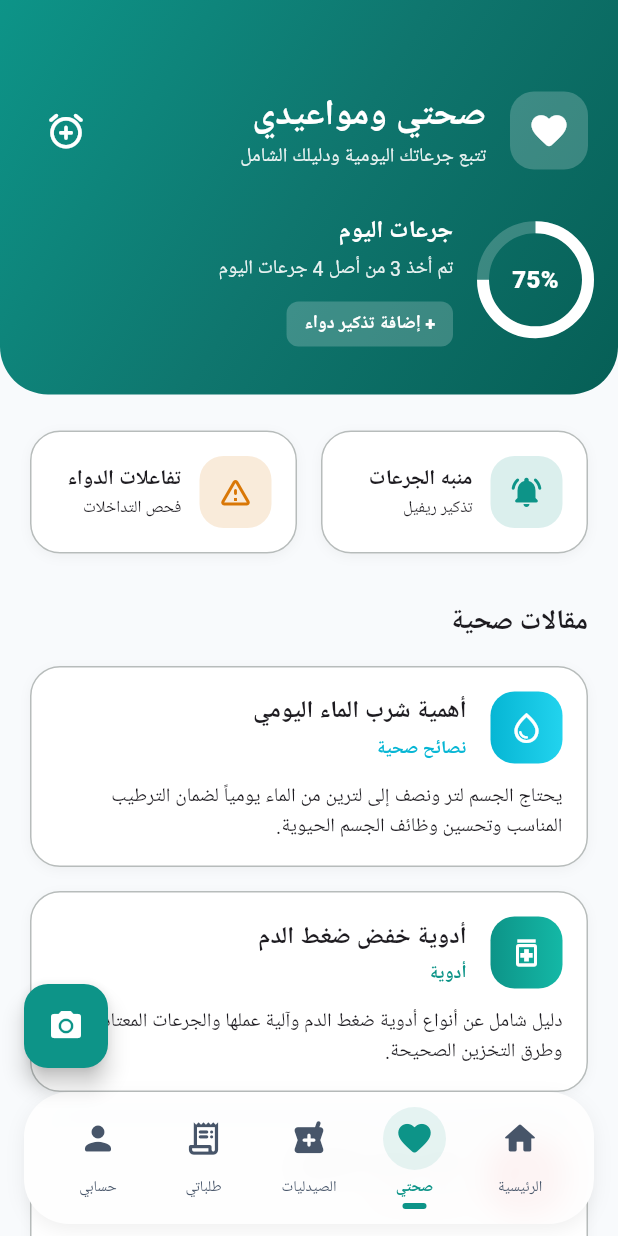
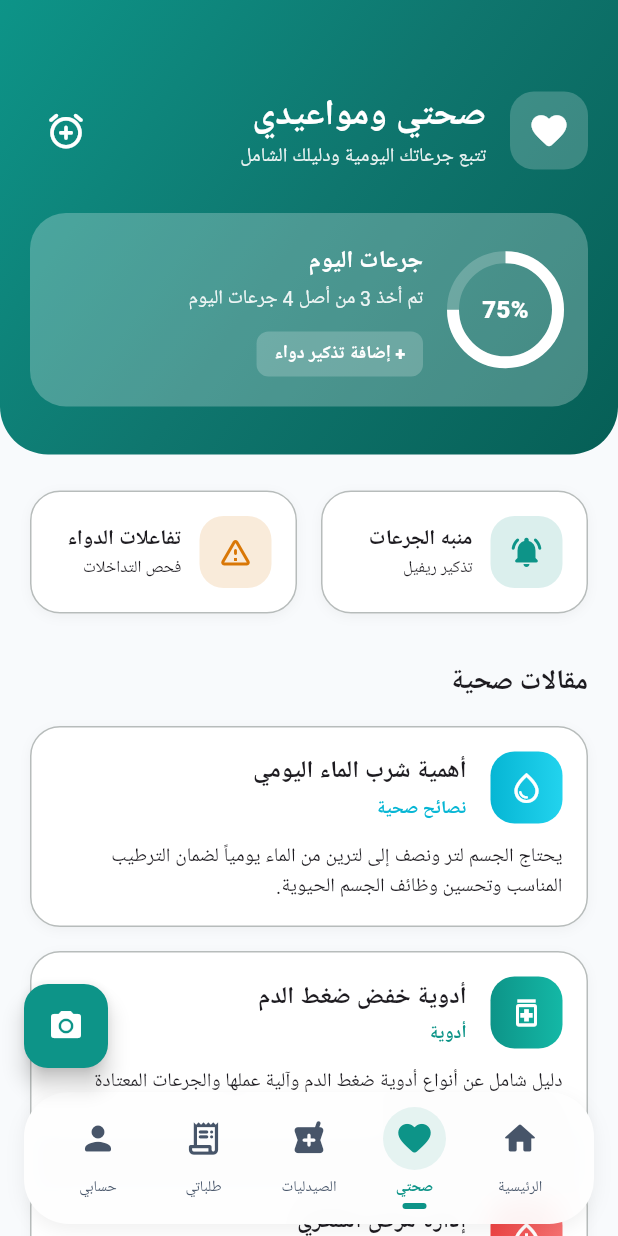
Before and after one commit to mohammed5ibrahim5/pharmacy, a Flutter app: the HealthScreen screen opened by its route, on a phone screen of 412 x 824 dp. Run offline on Flutter 3.47's test engine with Material 3 defaults, Android fonts, the phone set to English and light mode, and no system bars; our stand-ins replace cached_network_image, flutter_local_notifications, flutter_map, geolocator, go_router, google_fonts and 9 more; accounts and stored records are empty; Roboto replaces fonts that are missing (Tajawal).

Commit message:
fix: resolve pre-existing build errors (glass_container, PharmacyCard onTap, health_screen)

```diff
--- a/dawai_app/lib/screens/health/health_screen.dart
+++ b/dawai_app/lib/screens/health/health_screen.dart
@@ -2,7 +2,6 @@ import 'package:flutter/material.dart';
 import 'package:go_router/go_router.dart';
 import 'package:google_fonts/google_fonts.dart';
 import '../../config/theme.dart';
-import '../../widgets/glass_container.dart';
 
 class HealthScreen extends StatefulWidget {
   const HealthScreen({super.key});
@@ -79,10 +78,11 @@ class _HealthScreenState extends State<HealthScreen> {
                     ),
                     const SizedBox(height: 28),
                     // Daily Progress Glass Card
-                    GlassContainer(
-                      opacity: 0.25,
-                      color: Colors.white,
-                      borderRadius: 24,
+                    Container(
+                      decoration: BoxDecoration(
+                        color: Colors.white.withValues(alpha: 0.25),
+                        borderRadius: BorderRadius.circular(24),
+                      ),
                       padding: const EdgeInsets.all(20),
                       child: Row(
                         children: [
--- a/dawai_app/lib/widgets/pharmacy_card.dart
+++ b/dawai_app/lib/widgets/pharmacy_card.dart
@@ -9,17 +9,19 @@ import '../shared/widgets/app_button.dart';
 
 class PharmacyCard extends StatelessWidget {
   final Pharmacy pharmacy;
+  final VoidCallback? onTap;
 
   const PharmacyCard({
     super.key,
     required this.pharmacy,
+    this.onTap,
   });
 
   @override
   Widget build(BuildContext context) {
     final isDark = Theme.of(context).brightness == Brightness.dark;
     return GestureDetector(
-        onTap: () => context.push('/pharmacy/${pharmacy.id}'),
+        onTap: onTap ?? () => context.push('/pharmacy/${pharmacy.id}'),
         child: Container(
           margin: const EdgeInsets.only(bottom: 16),
           padding: const EdgeInsets.all(12),
```
Also changed, not shown: 2 other files.
